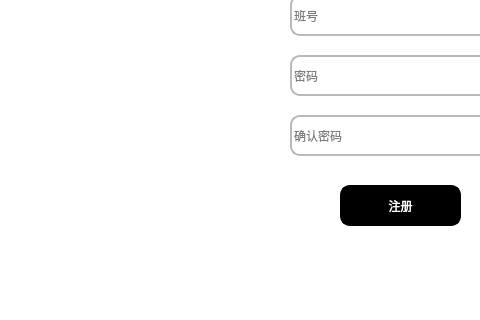
Before: the Qt Designer form sign_up.ui in sukiiiKotori/pymysql, drawn with Qt 5; both pictures show x 0 to 480 and y 280 to 600 of the 800 by 600 pixel window.
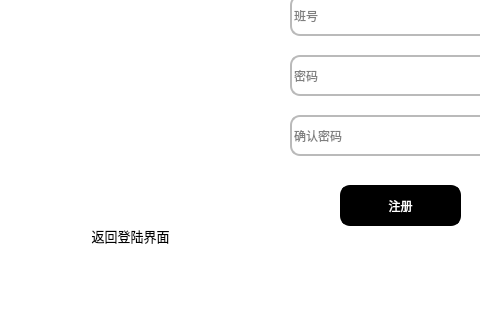
After: the same form once the commit is applied.

```diff
--- a/sign_up.ui
+++ b/sign_up.ui
@@ -524,6 +524,44 @@
      </widget>
     </widget>
    </widget>
+   <widget class="QPushButton" name="return_to_login">
+    <property name="geometry">
+     <rect>
+      <x>60</x>
+      <y>500</y>
+      <width>141</width>
+      <height>31</height>
+     </rect>
+    </property>
+    <property name="font">
+     <font>
+      <family>微软雅黑</family>
+      <pointsize>10</pointsize>
+      <weight>50</weight>
+      <italic>false</italic>
+      <bold>false</bold>
+     </font>
+    </property>
+    <property name="styleSheet">
+     <string notr="true">QPushButton{
+	font: 10pt &quot;微软雅黑&quot;;
+	color: rgb(0, 0, 0);
+	border: none;
+	border-radius:10px
+}
+QPushButton:hover{
+	color:rgb(0, 170, 255)
+}
+QPushButton:pressed{
+	padding-top:5px;
+	padding-left:5px
+}
+</string>
+    </property>
+    <property name="text">
+     <string>返回登陆界面</string>
+    </property>
+   </widget>
   </widget>
  </widget>
  <resources/>
```
